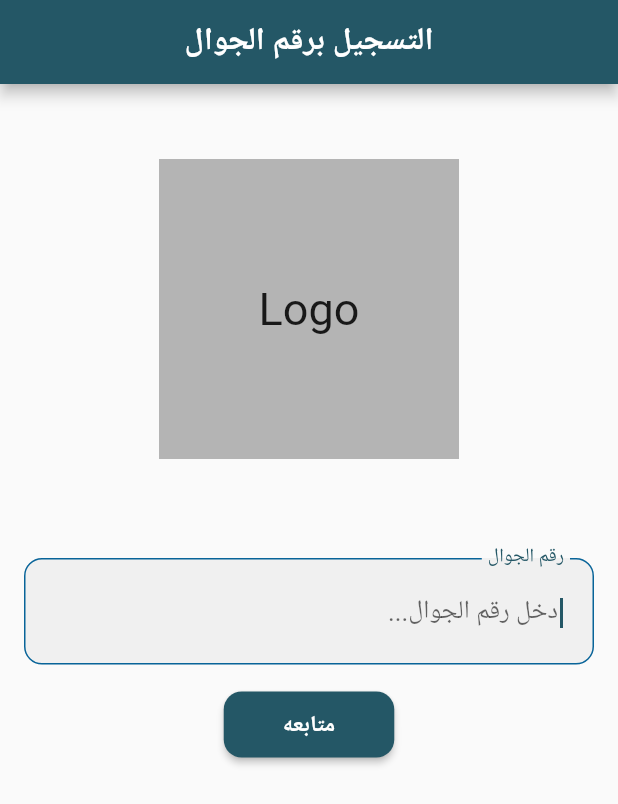
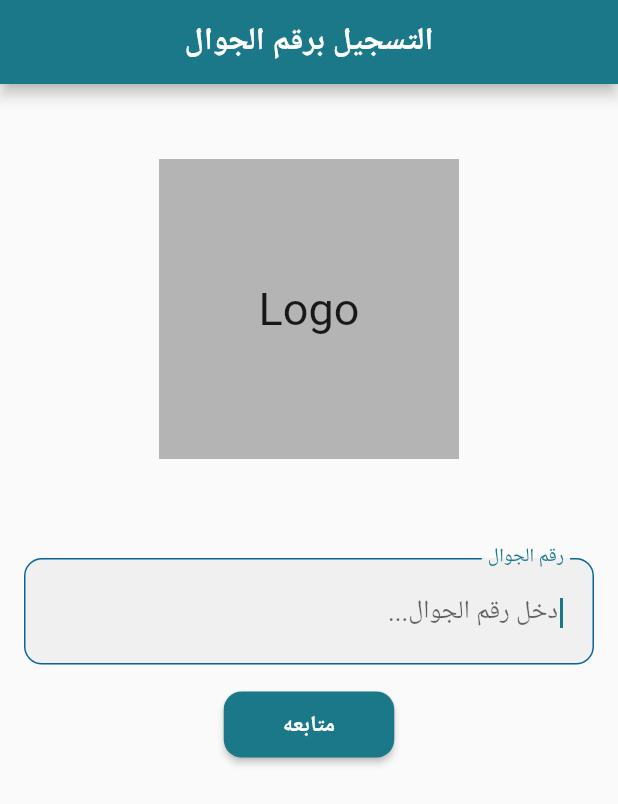
Before and after one commit to HamadAlharbi1/tamini, a Flutter app: the screen it shows after launch, on a phone screen of 412 x 824 dp. Shown: the top 804 px of the screen. Run offline on Flutter 3.47's test engine with Material 2 defaults, Android fonts, the phone set to English and light mode, and no system bars; our stand-ins replace firebase_core, flutter_dotenv, localization, pin_input_text_field; accounts and stored records are empty.

```diff
--- a/lib/app.dart
+++ b/lib/app.dart
@@ -39,8 +39,9 @@ class MyApp extends StatelessWidget {
 }
 
 final ThemeData themeData = ThemeData(
-  primarySwatch: createMaterialColor(const Color.fromARGB(255, 36, 87, 102)), // Replace with your color
+  primarySwatch: createMaterialColor(const Color.fromARGB(255, 27, 120, 136)), // Replace with your color
 );
+
 MaterialColor createMaterialColor(Color color) {
   List<int> strengths = <int>[50, 100, 200, 300, 400, 500, 600, 700, 800, 900];
   Map<int, Color> swatch = <int, Color>{};
--- a/lib/components/birth_date_picker.dart
+++ b/lib/components/birth_date_picker.dart
@@ -12,6 +12,7 @@ class BirthDatePicker extends StatefulWidget {
   final Function(DateTime) onDateChanged;
 
   @override
+  // ignore: library_private_types_in_public_api
   _BirthDatePickerState createState() => _BirthDatePickerState();
 }
 
```
